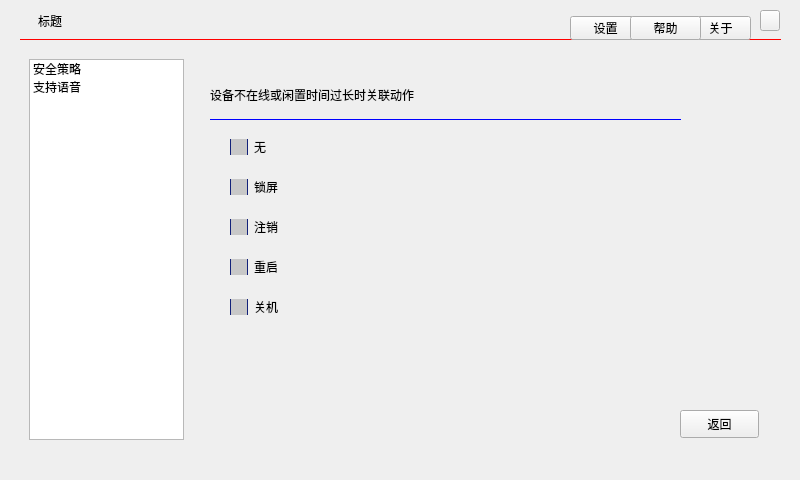
First picture: the form in SysSafe-kylin/mainwindow.ui, repository gessd/whh, before the edit.
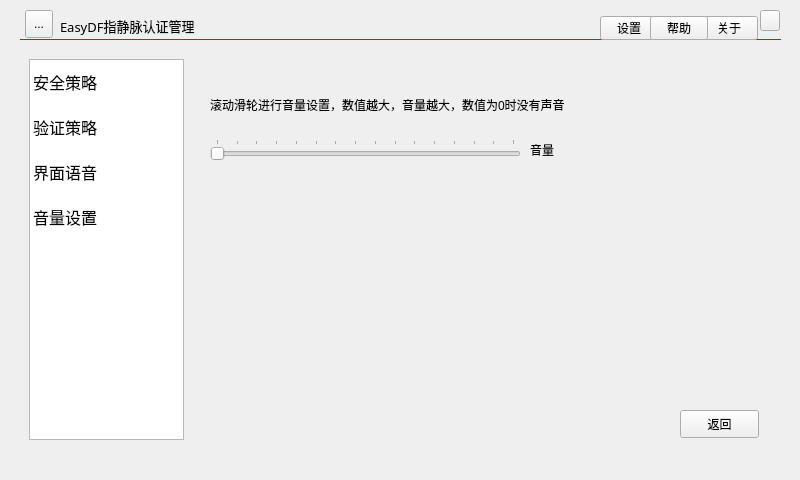
Second picture: the form after the edit. The open tabs and pages were chosen to show the change. Icons and pictures are not drawn.

Commit message: 音量及麒麟界面整合

Diff of the .ui file:
```diff
--- a/SysSafe-kylin/mainwindow.ui
+++ b/SysSafe-kylin/mainwindow.ui
@@ -68,22 +68,33 @@
     <widget class="QLabel" name="labelTitelText">
      <property name="geometry">
       <rect>
-       <x>18</x>
+       <x>40</x>
        <y>10</y>
        <width>261</width>
-       <height>21</height>
+       <height>31</height>
       </rect>
      </property>
+     <property name="font">
+      <font>
+       <family>微软雅黑</family>
+       <pointsize>10</pointsize>
+       <weight>50</weight>
+       <bold>false</bold>
+      </font>
+     </property>
      <property name="text">
-      <string>标题</string>
+      <string>EasyDF指静脉认证管理</string>
+     </property>
+     <property name="alignment">
+      <set>Qt::AlignLeading|Qt::AlignLeft|Qt::AlignVCenter</set>
      </property>
     </widget>
     <widget class="QToolButton" name="btnTitleSet">
      <property name="geometry">
       <rect>
-       <x>550</x>
+       <x>580</x>
        <y>16</y>
-       <width>71</width>
+       <width>58</width>
        <height>24</height>
       </rect>
      </property>
@@ -126,9 +137,9 @@
     <widget class="QToolButton" name="btnTitleAbout">
      <property name="geometry">
       <rect>
-       <x>670</x>
+       <x>680</x>
        <y>16</y>
-       <width>61</width>
+       <width>58</width>
        <height>24</height>
       </rect>
      </property>
@@ -150,9 +161,9 @@
     <widget class="QToolButton" name="btnTitleHelp">
      <property name="geometry">
       <rect>
-       <x>610</x>
+       <x>630</x>
        <y>16</y>
-       <width>71</width>
+       <width>58</width>
        <height>24</height>
       </rect>
      </property>
@@ -171,6 +182,22 @@
       <enum>Qt::ToolButtonTextBesideIcon</enum>
      </property>
     </widget>
+    <widget class="QToolButton" name="toolButton">
+     <property name="geometry">
+      <rect>
+       <x>5</x>
+       <y>10</y>
+       <width>28</width>
+       <height>28</height>
+      </rect>
+     </property>
+     <property name="styleSheet">
+      <string notr="true">.QToolButton{image:url(:/images/win.png);}</string>
+     </property>
+     <property name="text">
+      <string>...</string>
+     </property>
+    </widget>
    </widget>
    <widget class="QStackedWidget" name="stackedWidget">
     <property name="geometry">
@@ -214,7 +241,7 @@
        <rect>
         <x>10</x>
         <y>40</y>
-        <width>601</width>
+        <width>411</width>
         <height>41</height>
        </rect>
       </property>
@@ -587,7 +614,7 @@
      <widget class="QLabel" name="labelDeviceStatus">
       <property name="geometry">
        <rect>
-        <x>420</x>
+        <x>430</x>
         <y>40</y>
         <width>291</width>
         <height>41</height>
@@ -644,7 +671,7 @@
        <string>将手指放入传感器，直至进度条达到100%。</string>
       </property>
      </widget>
-     <widget class="QLabel" name="label_13">
+     <widget class="QLabel" name="labelMessage">
       <property name="geometry">
        <rect>
         <x>10</x>
@@ -764,6 +791,19 @@
         <height>381</height>
        </rect>
       </property>
+      <property name="font">
+       <font>
+        <pointsize>12</pointsize>
+       </font>
+      </property>
+      <property name="styleSheet">
+       <string notr="true">QListWidget::item{
+    height:45px;
+}
+QTableWidget::item:selected{
+    background-color:rgb(240,241,247);
+}</string>
+      </property>
       <item>
        <property name="text">
         <string>安全策略</string>
@@ -771,7 +811,17 @@
       </item>
       <item>
        <property name="text">
-        <string>支持语音</string>
+        <string>验证策略</string>
+       </property>
+      </item>
+      <item>
+       <property name="text">
+        <string>界面语音</string>
+       </property>
+      </item>
+      <item>
+       <property name="text">
+        <string>音量设置</string>
        </property>
       </item>
      </widget>
@@ -780,8 +830,8 @@
        <rect>
         <x>170</x>
         <y>9</y>
-        <width>491</width>
-        <height>261</height>
+        <width>531</width>
+        <height>321</height>
        </rect>
       </property>
       <property name="currentIndex">
@@ -793,7 +843,7 @@
          <rect>
           <x>20</x>
           <y>10</y>
-          <width>301</width>
+          <width>411</width>
           <height>51</height>
          </rect>
         </property>
@@ -878,6 +928,76 @@
           <string>关机</string>
          </property>
         </widget>
+        <widget class="QLineEdit" name="lineEditMaxTime">
+         <property name="geometry">
+          <rect>
+           <x>232</x>
+           <y>20</y>
+           <width>71</width>
+           <height>20</height>
+          </rect>
+         </property>
+         <property name="alignment">
+          <set>Qt::AlignRight|Qt::AlignTrailing|Qt::AlignVCenter</set>
+         </property>
+         <property name="placeholderText">
+          <string>1-1000</string>
+         </property>
+        </widget>
+        <widget class="QLabel" name="label_2">
+         <property name="geometry">
+          <rect>
+           <x>310</x>
+           <y>15</y>
+           <width>161</width>
+           <height>31</height>
+          </rect>
+         </property>
+         <property name="text">
+          <string>分钟后执行安全策略</string>
+         </property>
+        </widget>
+       </widget>
+      </widget>
+      <widget class="QWidget" name="page">
+       <widget class="QLabel" name="label_11">
+        <property name="geometry">
+         <rect>
+          <x>20</x>
+          <y>10</y>
+          <width>411</width>
+          <height>51</height>
+         </rect>
+        </property>
+        <property name="text">
+         <string>切换指静脉安全登录策略</string>
+        </property>
+       </widget>
+       <widget class="QCheckBox" name="checkBoxOneCheck">
+        <property name="geometry">
+         <rect>
+          <x>30</x>
+          <y>90</y>
+          <width>111</width>
+          <height>31</height>
+         </rect>
+        </property>
+        <property name="text">
+         <string>1：1验证</string>
+        </property>
+       </widget>
+       <widget class="QCheckBox" name="checkBoxNCheck">
+        <property name="geometry">
+         <rect>
+          <x>150</x>
+          <y>90</y>
+          <width>111</width>
+          <height>31</height>
+         </rect>
+        </property>
+        <property name="text">
+         <string>1：N验证</string>
+        </property>
        </widget>
       </widget>
       <widget class="QWidget" name="languageWidget">
@@ -899,8 +1019,8 @@
          <rect>
           <x>20</x>
           <y>60</y>
-          <width>431</width>
-          <height>181</height>
+          <width>321</width>
+          <height>241</height>
          </rect>
         </property>
         <property name="title">
@@ -960,6 +1080,56 @@
         </widget>
        </widget>
       </widget>
+      <widget class="QWidget" name="page_2">
+       <widget class="QLabel" name="label_13">
+        <property name="geometry">
+         <rect>
+          <x>20</x>
+          <y>20</y>
+          <width>471</width>
+          <height>51</height>
+         </rect>
+        </property>
+        <property name="text">
+         <string>滚动滑轮进行音量设置，数值越大，音量越大，数值为0时没有声音</string>
+        </property>
+       </widget>
+       <widget class="QSlider" name="horizontalSliderVoice">
+        <property name="geometry">
+         <rect>
+          <x>20</x>
+          <y>80</y>
+          <width>311</width>
+          <height>22</height>
+         </rect>
+        </property>
+        <property name="maximum">
+         <number>15</number>
+        </property>
+        <property name="pageStep">
+         <number>1</number>
+        </property>
+        <property name="orientation">
+         <enum>Qt::Horizontal</enum>
+        </property>
+        <property name="tickPosition">
+         <enum>QSlider::TicksAbove</enum>
+        </property>
+       </widget>
+       <widget class="QLabel" name="labelVoiceNum">
+        <property name="geometry">
+         <rect>
+          <x>340</x>
+          <y>80</y>
+          <width>41</width>
+          <height>21</height>
+         </rect>
+        </property>
+        <property name="text">
+         <string>音量</string>
+        </property>
+       </widget>
+      </widget>
      </widget>
      <widget class="QToolButton" name="btnSetBack">
       <property name="geometry">
```
The commit also changes 5 other files.
